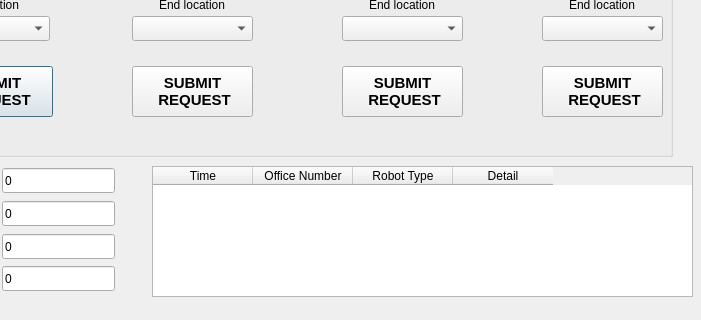
Before: the Qt Designer form src/rio_ui/rio_ui/ui/admin_service.ui in addinedu-ros-4th/ros-repo-1, drawn with Qt 5; both pictures show x 648 to 1349 and y 404 to 724 of the 1349 by 724 pixel window.
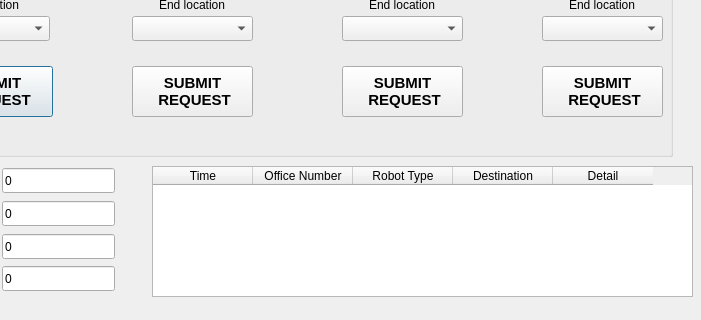
After: the same form once the commit is applied.

Diff of the .ui file:
```diff
--- a/src/rio_ui/rio_ui/ui/admin_service.ui
+++ b/src/rio_ui/rio_ui/ui/admin_service.ui
@@ -1018,6 +1018,11 @@
      <string>Robot Type</string>
     </property>
    </column>
+   <column>
+    <property name="text">
+     <string>Destination</string>
+    </property>
+   </column>
    <column>
     <property name="text">
      <string>Detail</string>
```
